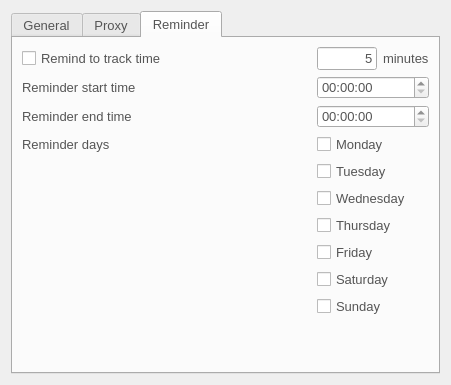
Before: the Qt Designer form src/ui/linux/TogglDesktop/preferencesdialog.ui in toggl-open-source/toggldesktop, drawn with Qt 5.
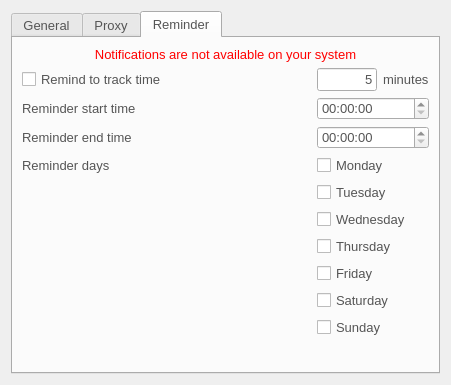
After: the same form once the commit is applied. The open tabs and pages were chosen to show the change.

Commit message: Add a warning about unavailable notification service

The edit to the form file:
```diff
--- a/src/ui/linux/TogglDesktop/preferencesdialog.ui
+++ b/src/ui/linux/TogglDesktop/preferencesdialog.ui
@@ -357,35 +357,91 @@
       </layout>
      </widget>
      <widget class="QWidget" name="tab_reminder">
+      <property name="enabled">
+       <bool>true</bool>
+      </property>
       <attribute name="title">
        <string>Reminder</string>
       </attribute>
       <layout class="QGridLayout" name="gridLayout" columnstretch="3,0,0">
-       <item row="0" column="0">
-        <widget class="QCheckBox" name="remindToTrackTime">
-         <property name="styleSheet">
-          <string notr="true">color:rgb(85, 85, 85);</string>
+       <item row="10" column="1" colspan="2">
+        <widget class="QCheckBox" name="dayCheckbox_7">
+         <property name="text">
+          <string>Sunday</string>
          </property>
+        </widget>
+       </item>
+       <item row="3" column="0">
+        <widget class="QLabel" name="reminderEndTimeLabel">
          <property name="text">
-          <string>Remind to track time</string>
+          <string>Reminder end time</string>
          </property>
         </widget>
        </item>
-       <item row="3" column="1" colspan="2">
+       <item row="4" column="1" colspan="2">
         <widget class="QCheckBox" name="dayCheckbox_1">
          <property name="text">
           <string>Monday</string>
          </property>
         </widget>
        </item>
+       <item row="1" column="1">
+        <widget class="QLineEdit" name="reminderMinutes">
+         <property name="maximumSize">
+          <size>
+           <width>60</width>
+           <height>16777215</height>
+          </size>
+         </property>
+         <property name="text">
+          <string>5</string>
+         </property>
+         <property name="maxLength">
+          <number>3</number>
+         </property>
+         <property name="alignment">
+          <set>Qt::AlignRight|Qt::AlignTrailing|Qt::AlignVCenter</set>
+         </property>
+        </widget>
+       </item>
+       <item row="2" column="1" colspan="2">
+        <widget class="QTimeEdit" name="reminderStartTimeEdit"/>
+       </item>
+       <item row="8" column="1" colspan="2">
+        <widget class="QCheckBox" name="dayCheckbox_5">
+         <property name="text">
+          <string>Friday</string>
+         </property>
+        </widget>
+       </item>
        <item row="9" column="1" colspan="2">
-        <widget class="QCheckBox" name="dayCheckbox_7">
+        <widget class="QCheckBox" name="dayCheckbox_6">
          <property name="text">
-          <string>Sunday</string>
+          <string>Saturday</string>
          </property>
         </widget>
        </item>
-       <item row="3" column="0">
+       <item row="6" column="1" colspan="2">
+        <widget class="QCheckBox" name="dayCheckbox_3">
+         <property name="text">
+          <string>Wednesday</string>
+         </property>
+        </widget>
+       </item>
+       <item row="11" column="0" colspan="3">
+        <spacer name="verticalSpacer_2">
+         <property name="orientation">
+          <enum>Qt::Vertical</enum>
+         </property>
+         <property name="sizeHint" stdset="0">
+          <size>
+           <width>20</width>
+           <height>40</height>
+          </size>
+         </property>
+        </spacer>
+       </item>
+       <item row="4" column="0">
         <widget class="QLabel" name="reminderDaysLabel">
          <property name="text">
           <string>Reminder days</string>
@@ -393,96 +449,56 @@
         </widget>
        </item>
        <item row="1" column="0">
+        <widget class="QCheckBox" name="remindToTrackTime">
+         <property name="styleSheet">
+          <string notr="true">color:rgb(85, 85, 85);</string>
+         </property>
+         <property name="text">
+          <string>Remind to track time</string>
+         </property>
+        </widget>
+       </item>
+       <item row="2" column="0">
         <widget class="QLabel" name="reminderStartTimeLabel">
          <property name="text">
           <string>Reminder start time</string>
          </property>
         </widget>
        </item>
-       <item row="5" column="1" colspan="2">
-        <widget class="QCheckBox" name="dayCheckbox_3">
+       <item row="1" column="2">
+        <widget class="QLabel" name="reminderMinutesLabel">
          <property name="text">
-          <string>Wednesday</string>
-         </property>
-        </widget>
-       </item>
-       <item row="8" column="1" colspan="2">
-        <widget class="QCheckBox" name="dayCheckbox_6">
-         <property name="text">
-          <string>Saturday</string>
+          <string>minutes</string>
          </property>
         </widget>
        </item>
        <item row="7" column="1" colspan="2">
-        <widget class="QCheckBox" name="dayCheckbox_5">
+        <widget class="QCheckBox" name="dayCheckbox_4">
          <property name="text">
-          <string>Friday</string>
+          <string>Thursday</string>
          </property>
         </widget>
        </item>
-       <item row="1" column="1" colspan="2">
-        <widget class="QTimeEdit" name="reminderStartTimeEdit"/>
-       </item>
-       <item row="2" column="1" colspan="2">
+       <item row="3" column="1" colspan="2">
         <widget class="QTimeEdit" name="reminderEndTimeEdit"/>
        </item>
-       <item row="4" column="1" colspan="2">
+       <item row="5" column="1" colspan="2">
         <widget class="QCheckBox" name="dayCheckbox_2">
          <property name="text">
           <string>Tuesday</string>
          </property>
         </widget>
        </item>
-       <item row="6" column="1" colspan="2">
-        <widget class="QCheckBox" name="dayCheckbox_4">
-         <property name="text">
-          <string>Thursday</string>
+       <item row="0" column="0" colspan="3">
+        <widget class="QLabel" name="reminderWarning">
+         <property name="styleSheet">
+          <string notr="true">color:red;</string>
          </property>
-        </widget>
-       </item>
-       <item row="10" column="0" colspan="3">
-        <spacer name="verticalSpacer_2">
-         <property name="orientation">
-          <enum>Qt::Vertical</enum>
-         </property>
-         <property name="sizeHint" stdset="0">
-          <size>
-           <width>20</width>
-           <height>40</height>
-          </size>
-         </property>
-        </spacer>
-       </item>
-       <item row="2" column="0">
-        <widget class="QLabel" name="reminderEndTimeLabel">
          <property name="text">
-          <string>Reminder end time</string>
-         </property>
-        </widget>
-       </item>
-       <item row="0" column="2">
-        <widget class="QLabel" name="reminderMinutesLabel">
-         <property name="text">
-          <string>minutes</string>
-         </property>
-        </widget>
-       </item>
-       <item row="0" column="1">
-        <widget class="QLineEdit" name="reminderMinutes">
-         <property name="maximumSize">
-          <size>
-           <width>60</width>
-           <height>16777215</height>
-          </size>
-         </property>
-         <property name="text">
-          <string>5</string>
-         </property>
-         <property name="maxLength">
-          <number>3</number>
+          <string>Notifications are not available on your system</string>
          </property>
          <property name="alignment">
-          <set>Qt::AlignRight|Qt::AlignTrailing|Qt::AlignVCenter</set>
+          <set>Qt::AlignCenter</set>
          </property>
         </widget>
        </item>
```
Left out of the diff: 2 changed lines with no effect on the pictures. The commit also changes 5 other files.
